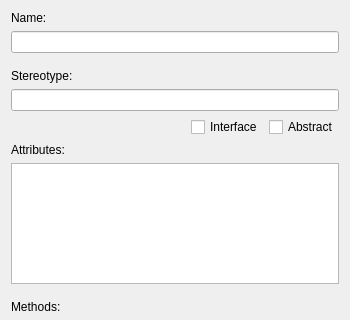
Qt form source/dialogs/class-editor.ui (PeterSilie24/Cladiator) before a commit; both pictures show x 0 to 350 and y 0 to 320 of the 350 by 500 pixel window.
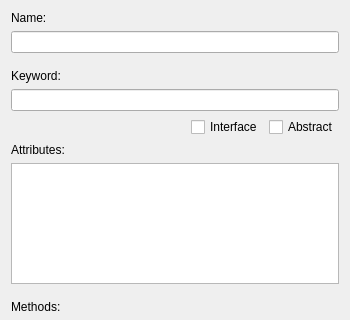
The same form after that commit.

```diff
--- a/source/dialogs/class-editor.ui
+++ b/source/dialogs/class-editor.ui
@@ -46,7 +46,7 @@
    <item>
     <widget class="QLabel" name="labelStereotype">
      <property name="text">
-      <string>Stereotype:</string>
+      <string>Keyword:</string>
      </property>
     </widget>
    </item>
```
Left out of the diff: 4 changed lines with no effect on the pictures.
